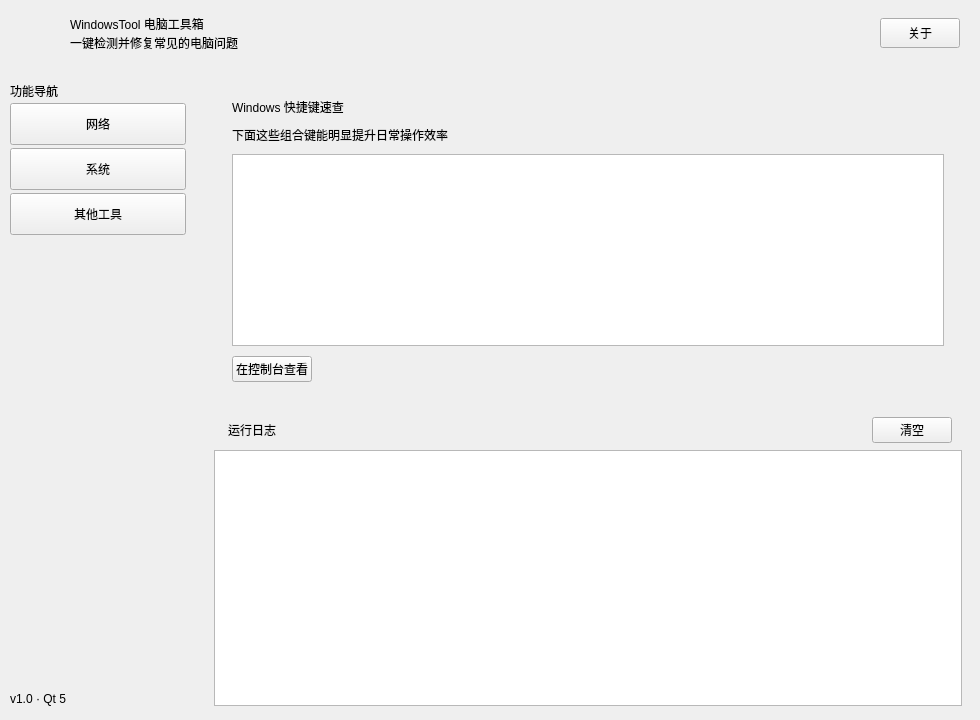
First picture: the form in src/mainwindow.ui, repository Obj4ct/WindowsTool, before the edit.
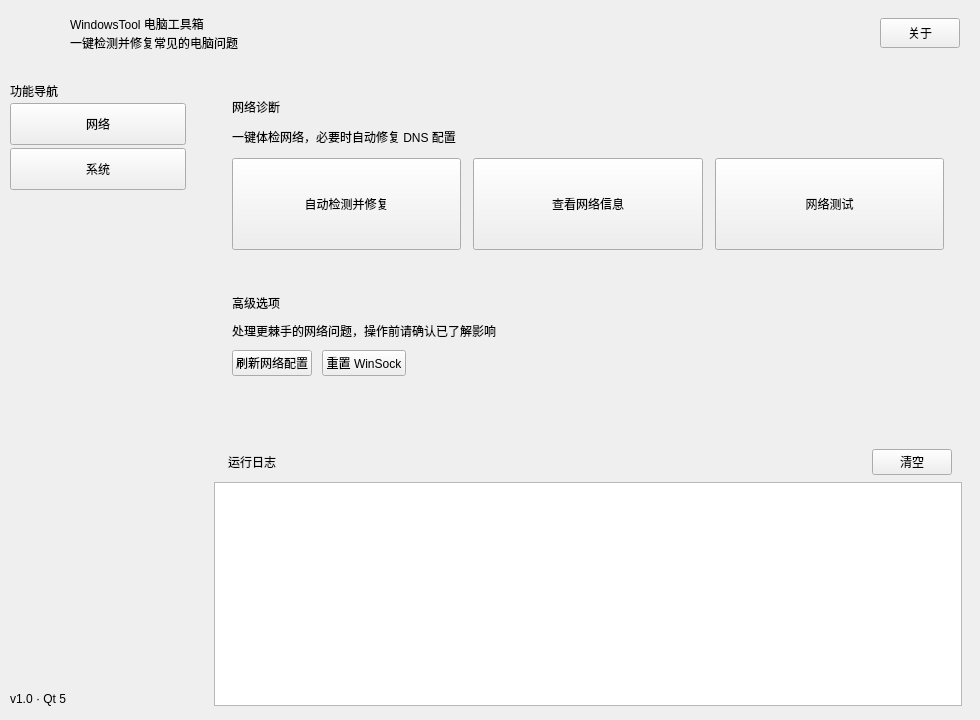
Second picture: the form after the edit. The open tabs and pages were chosen to show the change.

Commit message:
裁剪快捷键与截图功能，规范化弹窗文案
功能裁剪（详见 docs/网络诊断重构方案.md 5.2）
- 删除快捷键速查（表格 + 在控制台查看按钮）
- 删除截图工具磁贴（原本只是个 Win+Shift+S 的教学贴纸）
- 「其他工具」整页随之移除，侧边栏精简为网络 / 系统两项
- 删除 bat/help.bat：全文无任何引用，且行为原始（裸开两个窗口）

文案规范化
- 弹窗标题改为动作或结果，不再用「疑问」「别开玩笑」这类情绪词
- 正文统一为「发生了什么 → 可能原因 → 建议动作」三段式
- 涉及系统改动的前置警示补全影响范围与重启要求
- 错误信息指明缺失文件与排查方式，不再只说「找不到脚本文件」
- 按钮文案描述动作，如「可以正常访问」而非「可以」
- 移除「开发者的话」「555，你开心就好了」等戏谑表达

顺带修复
- tests/uitest.py 增加窗口定位：窗口位置由系统记忆，可能落在负坐标屏幕，
  导致 SetCursorPos 落空、点击打不到控件；现先移到已知位置再点击

验证
- Debug/Release 编译 0 error 0 warning
- 单元测试 18 项全通过（NetCheckTest 12 + LogAppendTest 6）
- 界面回归 9 项全通过
- 逐页截图核对两页布局，侧栏高亮与磁贴排布正常

Diff of the .ui file:
```diff
--- a/src/mainwindow.ui
+++ b/src/mainwindow.ui
@@ -233,25 +233,6 @@
            </property>
           </widget>
          </item>
-         <item>
-          <widget class="QPushButton" name="navToolsBtn">
-           <property name="minimumSize">
-            <size>
-             <width>0</width>
-             <height>42</height>
-            </size>
-           </property>
-           <property name="text">
-            <string>其他工具</string>
-           </property>
-           <property name="checkable">
-            <bool>true</bool>
-           </property>
-           <property name="autoExclusive">
-            <bool>true</bool>
-           </property>
-          </widget>
-         </item>
          <item>
           <spacer name="sideSpacer">
            <property name="orientation">
@@ -293,17 +274,17 @@
          <property name="bottomMargin">
           <number>14</number>
          </property>
-        <item>
-         <widget class="QStackedWidget" name="stackedWidget">
-          <property name="sizePolicy">
-           <sizepolicy hsizetype="Expanding" vsizetype="Minimum">
-            <horstretch>0</horstretch>
-            <verstretch>0</verstretch>
-           </sizepolicy>
-          </property>
-          <property name="currentIndex">
-           <number>0</number>
-          </property>
+         <item>
+          <widget class="QStackedWidget" name="stackedWidget">
+           <property name="sizePolicy">
+            <sizepolicy hsizetype="Expanding" vsizetype="Minimum">
+             <horstretch>0</horstretch>
+             <verstretch>0</verstretch>
+            </sizepolicy>
+           </property>
+           <property name="currentIndex">
+            <number>0</number>
+           </property>
            <widget class="QWidget" name="pageNetwork">
             <layout class="QVBoxLayout" name="pageNetworkLayout">
              <property name="spacing">
@@ -323,13 +304,6 @@
              </property>
              <item>
               <widget class="QFrame" name="cardNetwork">
-  <property name="sizePolicy">
-   <sizepolicy hsizetype="Expanding" vsizetype="Fixed">
-    <horstretch>0</horstretch>
-    <verstretch>0</verstretch>
-   </sizepolicy>
-  </property>
-
                <property name="frameShape">
                 <enum>QFrame::NoFrame</enum>
                </property>
@@ -441,13 +415,6 @@
              </item>
              <item>
               <widget class="QFrame" name="cardAdvanced">
-  <property name="sizePolicy">
-   <sizepolicy hsizetype="Expanding" vsizetype="Fixed">
-    <horstretch>0</horstretch>
-    <verstretch>0</verstretch>
-   </sizepolicy>
-  </property>
-
                <property name="frameShape">
                 <enum>QFrame::NoFrame</enum>
                </property>
@@ -524,6 +491,19 @@
                </layout>
               </widget>
              </item>
+             <item>
+              <spacer name="netPageSpacer">
+               <property name="orientation">
+                <enum>Qt::Vertical</enum>
+               </property>
+               <property name="sizeHint" stdset="0">
+                <size>
+                 <width>20</width>
+                 <height>40</height>
+                </size>
+               </property>
+              </spacer>
+             </item>
             </layout>
            </widget>
            <widget class="QWidget" name="pageSystem">
@@ -661,106 +641,18 @@
                </layout>
               </widget>
              </item>
-            </layout>
-           </widget>
-           <widget class="QWidget" name="pageTools">
-            <layout class="QVBoxLayout" name="pageToolsLayout">
-             <property name="spacing">
-              <number>12</number>
-             </property>
-             <property name="leftMargin">
-              <number>0</number>
-             </property>
-             <property name="topMargin">
-              <number>0</number>
-             </property>
-             <property name="rightMargin">
-              <number>0</number>
-             </property>
-             <property name="bottomMargin">
-              <number>0</number>
-             </property>
              <item>
-              <widget class="QFrame" name="cardShortcuts">
-  <property name="sizePolicy">
-   <sizepolicy hsizetype="Expanding" vsizetype="Fixed">
-    <horstretch>0</horstretch>
-    <verstretch>0</verstretch>
-   </sizepolicy>
-  </property>
-
-               <property name="frameShape">
-                <enum>QFrame::NoFrame</enum>
+              <spacer name="sysPageSpacer">
+               <property name="orientation">
+                <enum>Qt::Vertical</enum>
                </property>
-               <layout class="QVBoxLayout" name="cardShortcutsLayout">
-                <property name="spacing">
-                 <number>10</number>
-                </property>
-                <property name="leftMargin">
-                 <number>18</number>
-                </property>
-                <property name="topMargin">
-                 <number>16</number>
-                </property>
-                <property name="rightMargin">
-                 <number>18</number>
-                </property>
-                <property name="bottomMargin">
-                 <number>16</number>
-                </property>
-                <item>
-                 <widget class="QLabel" name="cardTitleTool">
-                  <property name="text">
-                   <string>Windows 快捷键速查</string>
-                  </property>
-                 </widget>
-                </item>
-                <item>
-                 <widget class="QLabel" name="cardHintTool">
-                  <property name="text">
-                   <string>下面这些组合键能明显提升日常操作效率</string>
-                  </property>
-                 </widget>
-                </item>
-                <item>
-                 <widget class="QTextBrowser" name="shortcutView">
-                  <property name="minimumHeight">
-                   <number>240</number>
-                  </property>
-                 </widget>
-                </item>
-                <item>
-                 <layout class="QHBoxLayout" name="toolLinkRow">
-                  <property name="spacing">
-                   <number>10</number>
-                  </property>
-                  <item>
-                   <widget class="QPushButton" name="btn_key">
-                    <property name="minimumHeight">
-                     <number>36</number>
-                    </property>
-                    <property name="text">
-                     <string>在控制台查看</string>
-                    </property>
-                   </widget>
-                  </item>
-                  <item>
-                   <spacer name="toolLinkSpacer">
-                    <property name="orientation">
-                     <enum>Qt::Horizontal</enum>
-                    </property>
-                    <property name="sizeHint" stdset="0">
-                     <size>
-                      <width>40</width>
-                      <height>20</height>
-                     </size>
-                    </property>
-                   </spacer>
-                  </item>
-                 </layout>
-                </item>
-               </layout>
-              </widget>
+               <property name="sizeHint" stdset="0">
+                <size>
+                 <width>20</width>
+                 <height>40</height>
+                </size>
+               </property>
+              </spacer>
              </item>
             </layout>
            </widget>
```
Left out of the diff: 33 changed lines with no effect on the pictures. The commit also changes 6 other files.
